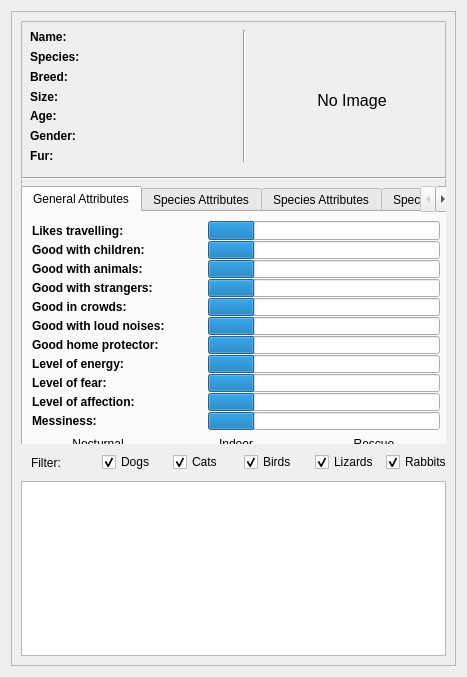
Before: the Qt Designer form deliverable2-code/viewanimals.ui in ashleefoureyes/quackjaws, drawn with Qt 5.
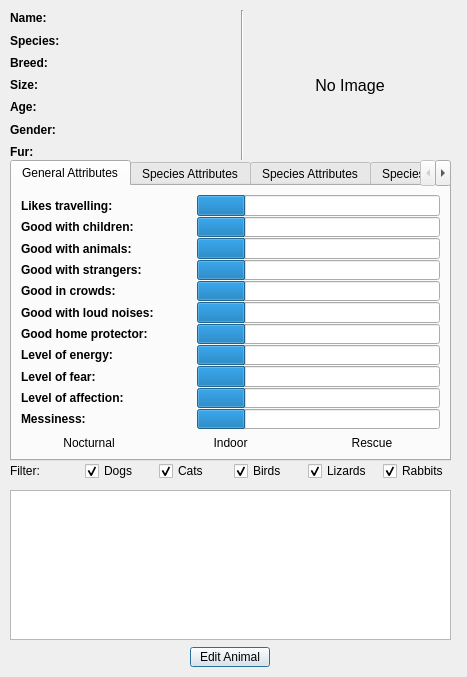
After: the same form once the commit is applied.

What changed in the file:
```diff
--- a/deliverable2-code/viewanimals.ui
+++ b/deliverable2-code/viewanimals.ui
@@ -25,60 +25,15 @@
   <property name="windowTitle">
    <string>Dialog</string>
   </property>
-  <layout class="QGridLayout" name="gridLayout">
-   <item row="0" column="0">
-    <widget class="QScrollArea" name="scrollArea">
-     <property name="widgetResizable">
-      <bool>true</bool>
-     </property>
-     <widget class="QWidget" name="scrollAreaWidgetContents">
-      <property name="geometry">
-       <rect>
-        <x>0</x>
-        <y>0</y>
-        <width>447</width>
-        <height>657</height>
-       </rect>
-      </property>
-      <layout class="QGridLayout" name="gridLayout_2">
-       <item row="0" column="0">
-        <widget class="QFrame" name="frame">
-         <property name="minimumSize">
-          <size>
-           <width>250</width>
-           <height>400</height>
-          </size>
-         </property>
-         <property name="frameShape">
-          <enum>QFrame::StyledPanel</enum>
-         </property>
-         <property name="frameShadow">
-          <enum>QFrame::Raised</enum>
-         </property>
-         <widget class="QWidget" name="widget_2" native="true">
-          <property name="geometry">
-           <rect>
-            <x>0</x>
-            <y>0</y>
-            <width>430</width>
-            <height>450</height>
-           </rect>
-          </property>
-          <property name="minimumSize">
-           <size>
-            <width>430</width>
-            <height>430</height>
-           </size>
-          </property>
-          <property name="maximumSize">
-           <size>
-            <width>430</width>
-            <height>450</height>
-           </size>
-          </property>
-          <layout class="QVBoxLayout" name="verticalLayout_4">
-           <item>
             <widget class="QWidget" name="widget" native="true">
+   <property name="geometry">
+    <rect>
+     <x>10</x>
+     <y>10</y>
+     <width>440</width>
+     <height>150</height>
+    </rect>
+   </property>
              <property name="minimumSize">
               <size>
                <width>440</width>
@@ -429,16 +384,106 @@
               </item>
              </layout>
             </widget>
+  <widget class="QListWidget" name="animalList">
+   <property name="geometry">
+    <rect>
+     <x>10</x>
+     <y>490</y>
+     <width>441</width>
+     <height>150</height>
+    </rect>
+   </property>
+   <property name="minimumSize">
+    <size>
+     <width>0</width>
+     <height>150</height>
+    </size>
+   </property>
+   <property name="maximumSize">
+    <size>
+     <width>500</width>
+     <height>150</height>
+    </size>
+   </property>
+  </widget>
+  <widget class="QWidget" name="layoutWidget">
+   <property name="geometry">
+    <rect>
+     <x>10</x>
+     <y>460</y>
+     <width>441</width>
+     <height>22</height>
+    </rect>
+   </property>
+   <layout class="QHBoxLayout" name="horizontalLayout_3">
+    <item>
+     <widget class="QLabel" name="label">
+      <property name="text">
+       <string>Filter:</string>
+      </property>
+     </widget>
            </item>
            <item>
-            <widget class="Line" name="line">
-             <property name="orientation">
-              <enum>Qt::Horizontal</enum>
-             </property>
+     <widget class="QCheckBox" name="filterDogs">
+      <property name="text">
+       <string>Dogs</string>
+      </property>
+      <property name="checked">
+       <bool>true</bool>
+      </property>
             </widget>
            </item>
            <item>
+     <widget class="QCheckBox" name="filterCats">
+      <property name="text">
+       <string>Cats</string>
+      </property>
+      <property name="checked">
+       <bool>true</bool>
+      </property>
+     </widget>
+    </item>
+    <item>
+     <widget class="QCheckBox" name="filterBirds">
+      <property name="text">
+       <string>Birds</string>
+      </property>
+      <property name="checked">
+       <bool>true</bool>
+      </property>
+     </widget>
+    </item>
+    <item>
+     <widget class="QCheckBox" name="filterLizards">
+      <property name="text">
+       <string>Lizards</string>
+      </property>
+      <property name="checked">
+       <bool>true</bool>
+      </property>
+     </widget>
+    </item>
+    <item>
+     <widget class="QCheckBox" name="filterRabbits">
+      <property name="text">
+       <string>Rabbits</string>
+      </property>
+      <property name="checked">
+       <bool>true</bool>
+      </property>
+     </widget>
+    </item>
+   </layout>
+  </widget>
             <widget class="QTabWidget" name="tabWidget">
+   <property name="geometry">
+    <rect>
+     <x>10</x>
+     <y>160</y>
+     <width>441</width>
+     <height>301</height>
+    </rect>
+   </property>
              <property name="currentIndex">
               <number>0</number>
              </property>
@@ -1025,13 +1070,6 @@
                  </item>
                 </layout>
                </item>
-               <item row="1" column="0">
-                <widget class="Line" name="line_3">
-                 <property name="orientation">
-                  <enum>Qt::Horizontal</enum>
-                 </property>
-                </widget>
-               </item>
               </layout>
              </widget>
              <widget class="QWidget" name="tabDog">
@@ -1698,117 +1736,19 @@
               </layout>
              </widget>
             </widget>
-           </item>
-          </layout>
-         </widget>
-        </widget>
-       </item>
-       <item row="2" column="0">
-        <widget class="QWidget" name="widget_3" native="true">
-         <property name="minimumSize">
-          <size>
-           <width>0</width>
-           <height>25</height>
-          </size>
-         </property>
-         <property name="maximumSize">
-          <size>
-           <width>16777215</width>
-           <height>25</height>
-          </size>
-         </property>
-         <widget class="QWidget" name="layoutWidget">
+  <widget class="QPushButton" name="bEditAnimal">
           <property name="geometry">
            <rect>
-            <x>10</x>
-            <y>0</y>
-            <width>421</width>
-            <height>25</height>
-           </rect>
-          </property>
-          <layout class="QHBoxLayout" name="horizontalLayout_3">
-           <item>
-            <widget class="QLabel" name="label">
+     <x>190</x>
+     <y>647</y>
+     <width>80</width>
+     <height>20</height>
+    </rect>
+   </property>
              <property name="text">
-              <string>Filter:</string>
-             </property>
-            </widget>
-           </item>
-           <item>
-            <widget class="QCheckBox" name="filterDogs">
-             <property name="text">
-              <string>Dogs</string>
-             </property>
-             <property name="checked">
-              <bool>true</bool>
-             </property>
-            </widget>
-           </item>
-           <item>
-            <widget class="QCheckBox" name="filterCats">
-             <property name="text">
-              <string>Cats</string>
-             </property>
-             <property name="checked">
-              <bool>true</bool>
-             </property>
-            </widget>
-           </item>
-           <item>
-            <widget class="QCheckBox" name="filterBirds">
-             <property name="text">
-              <string>Birds</string>
-             </property>
-             <property name="checked">
-              <bool>true</bool>
-             </property>
-            </widget>
-           </item>
-           <item>
-            <widget class="QCheckBox" name="filterLizards">
-             <property name="text">
-              <string>Lizards</string>
-             </property>
-             <property name="checked">
-              <bool>true</bool>
-             </property>
-            </widget>
-           </item>
-           <item>
-            <widget class="QCheckBox" name="filterRabbits">
-             <property name="text">
-              <string>Rabbits</string>
-             </property>
-             <property name="checked">
-              <bool>true</bool>
-             </property>
-            </widget>
-           </item>
-          </layout>
-         </widget>
-        </widget>
-       </item>
-       <item row="3" column="0">
-        <widget class="QListWidget" name="animalList">
-         <property name="minimumSize">
-          <size>
-           <width>0</width>
-           <height>175</height>
-          </size>
-         </property>
-         <property name="maximumSize">
-          <size>
-           <width>500</width>
-           <height>175</height>
-          </size>
-         </property>
-        </widget>
-       </item>
-      </layout>
-     </widget>
-    </widget>
-   </item>
-  </layout>
+    <string>Edit Animal</string>
+   </property>
+  </widget>
  </widget>
  <resources/>
  <connections/>
```
Lines whose indentation alone changed are shown as unchanged.
